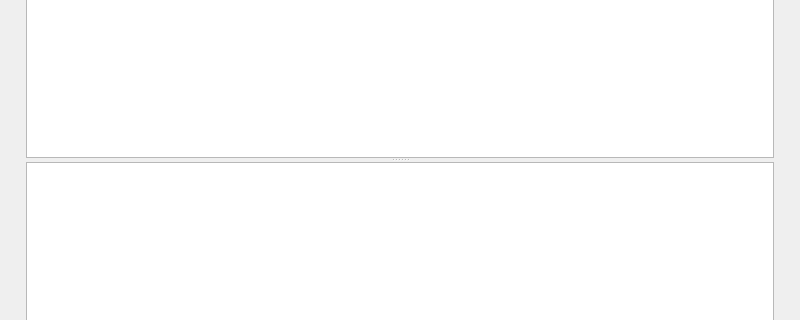
First picture: the form in monitor.ui, repository mikaelsundell/automator, before the edit; both pictures show x 0 to 800 and y 158 to 478 of the 800 by 600 pixel window.
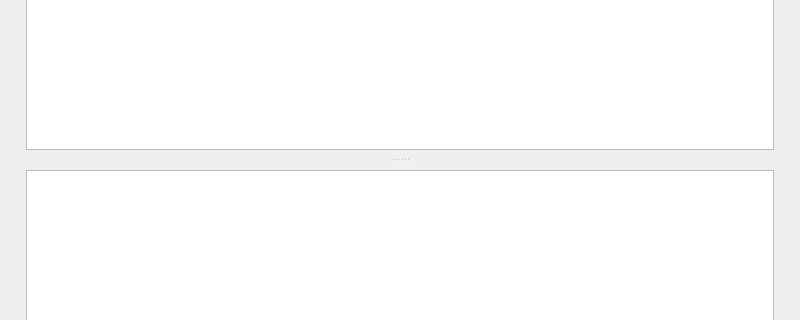
Second picture: the form after the edit. Icons and pictures are not drawn. Custom widgets are drawn as their Qt base class.

Commit message: Removed qDebug() code Increased handle with in monitor window Improved process with closing pipes if not wait is called

Patch:
```diff
--- a/monitor.ui
+++ b/monitor.ui
@@ -330,6 +330,9 @@
            <property name="orientation">
             <enum>Qt::Vertical</enum>
            </property>
+           <property name="handleWidth">
+            <number>20</number>
+           </property>
            <property name="childrenCollapsible">
             <bool>false</bool>
            </property>
```
The commit also changes 4 other files.
